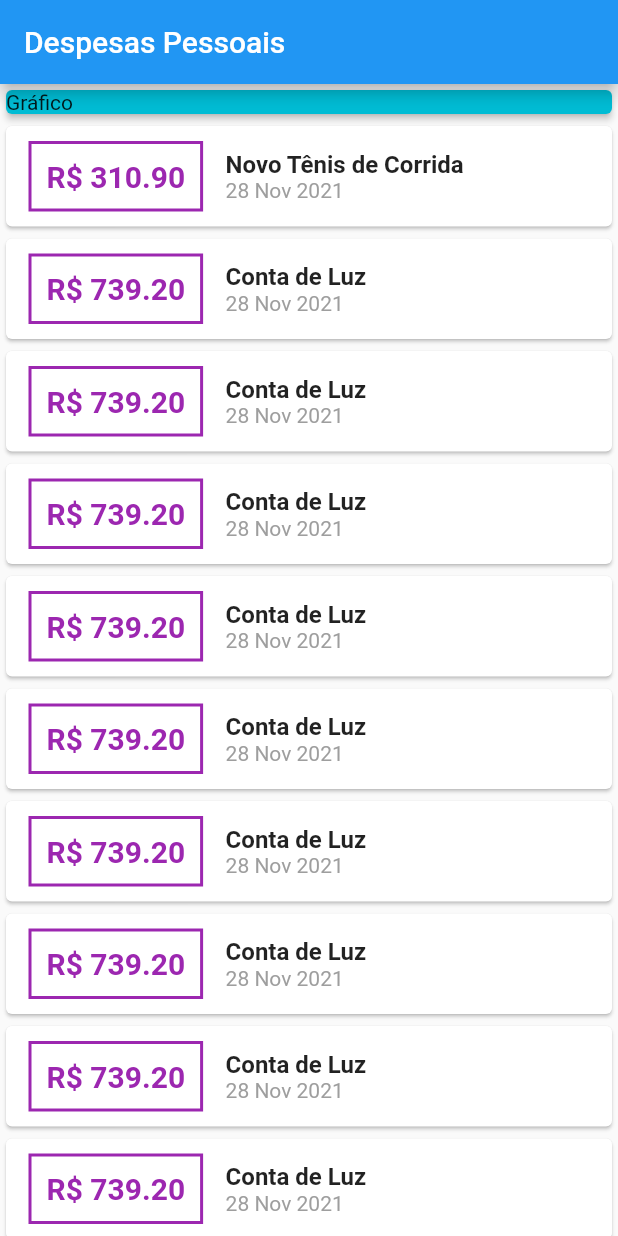
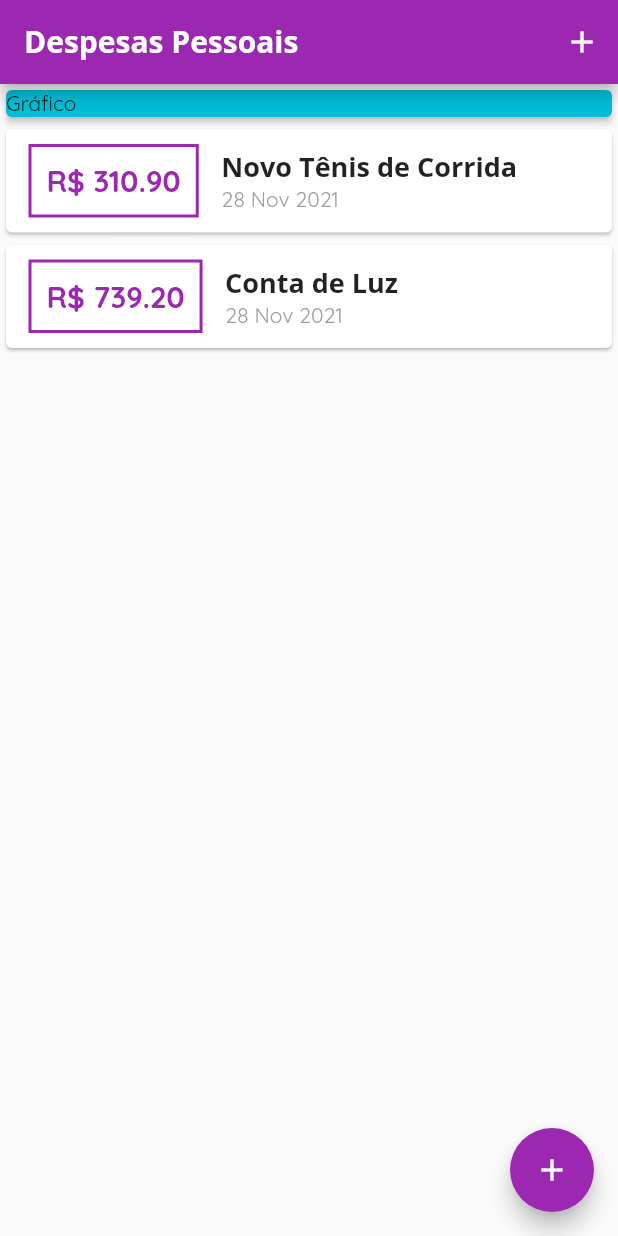
Before and after one commit to andcalazans/expenses, a Flutter app: the screen it shows after launch, on a phone screen of 412 x 824 dp. Run offline on Flutter 3.47's test engine with Material 2 defaults, Android fonts, the phone set to English and light mode, and no system bars.

Commit message:
Adds custom font and config themeData

```diff
--- a/lib/components/transaction_form.dart
+++ b/lib/components/transaction_form.dart
@@ -1,9 +1,6 @@
 import 'package:flutter/material.dart';
 
-class TransactionForm extends StatelessWidget {
-  final titleController = TextEditingController();
-  final valueController = TextEditingController();
-
+class TransactionForm extends StatefulWidget {
   final void Function(String, double) onSubmit;
 
   // after remove titleController and valueController need insert const
@@ -11,6 +8,29 @@ class TransactionForm extends StatelessWidget {
     this.onSubmit, {
     Key? key,
   }) : super(key: key);
+
+  @override
+  State<TransactionForm> createState() => _TransactionFormState();
+}
+
+class _TransactionFormState extends State<TransactionForm> {
+  final titleController = TextEditingController();
+
+  final valueController = TextEditingController();
+
+  _submitForm() {
+    final title = titleController.text;
+    final value = double.tryParse(
+          valueController.text.toString(),
+        ) ??
+        0.0;
+
+    if (title.isEmpty || value <= 0) {
+      return;
+    }
+
+    widget.onSubmit(title, value);
+  }
 
   @override
   Widget build(BuildContext context) {
@@ -23,10 +43,15 @@ class TransactionForm extends StatelessWidget {
             TextField(
               controller: titleController,
               decoration: InputDecoration(labelText: 'Título'),
+              onSubmitted: (value) => _submitForm(),
             ),
             TextField(
+              keyboardType: const TextInputType.numberWithOptions(
+                decimal: true,
+              ), // Esse também funciona no iOS
               controller: valueController,
               decoration: InputDecoration(labelText: 'Valor (R\$)'),
+              onSubmitted: (value) => _submitForm(),
             ),
             Row(
               mainAxisAlignment: MainAxisAlignment.end,
@@ -35,15 +60,8 @@ class TransactionForm extends StatelessWidget {
                   style: TextButton.styleFrom(
                     primary: Colors.purple,
                   ),
-                  onPressed: () {
-                    final title = titleController.text;
-                    final value = double.tryParse(
-                          valueController.text.toString(),
-                        ) ??
-                        0.0;
-                    onSubmit(title, value);
-                  },
-                  child: const Text('Nova Transação'),
+                  onPressed: _submitForm,
+                  child: const Text('Adicionar Transação'),
                 ),
               ],
             )
--- a/lib/components/transaction_list.dart
+++ b/lib/components/transaction_list.dart
@@ -14,8 +14,13 @@ class TransactionList extends StatelessWidget {
 
   @override
   Widget build(BuildContext context) {
-    return Column(
-      children: transactions.map((e) {
+    return Container(
+      height: 300,
+      child: ListView.builder(
+        itemCount: transactions.length,
+        itemBuilder: (ctx, index) {
+          final e = transactions[index];
+
           return Card(
             child: Row(
               children: [
@@ -27,15 +32,16 @@ class TransactionList extends StatelessWidget {
                   padding: EdgeInsets.all(10),
                   decoration: BoxDecoration(
                       border: Border.all(
-                  color: Colors.purple,
+                    color: Theme.of(context).primaryColor,
                     width: 2,
                   )),
                   child: Text(
                     'R\$ ${e.value.toStringAsFixed(2)}',
-                  style: const TextStyle(
+                    style: TextStyle(
                       fontWeight: FontWeight.bold,
                       fontSize: 20,
-                      color: Colors.purple),
+                      color: Theme.of(context).primaryColor,
+                    ),
                   ),
                 ),
                 Column(
@@ -43,10 +49,11 @@ class TransactionList extends StatelessWidget {
                   children: [
                     Text(
                       e.title,
-                    style: const TextStyle(
-                      fontSize: 16,
-                      fontWeight: FontWeight.bold,
-                    ),
+                      style: Theme.of(context).textTheme.headline6,
+                      // style: const TextStyle(
+                      //   fontSize: 16,
+                      //   fontWeight: FontWeight.bold,
+                      // ),
                     ),
                     Text(
                       DateFormat('d MMM y').format(e.date),
@@ -59,7 +66,8 @@ class TransactionList extends StatelessWidget {
               ],
             ),
           );
-      }).toList(),
+        },
+      ),
     );
   }
 }
--- a/lib/components/transaction_user.dart
+++ /dev/null
@@ -1,100 +0,0 @@
-import 'dart:math';
-
-import 'package:expenses/components/transaction_form.dart';
-import 'package:expenses/components/transaction_list.dart';
-
-import 'package:expenses/models/transaction.dart';
-
-import 'package:flutter/material.dart';
-
-class TransactionUser extends StatefulWidget {
-  @override
-  _TransactionUserState createState() => _TransactionUserState();
-}
-
-class _TransactionUserState extends State<TransactionUser> {
-  final _transactions = [
-    Transaction(
-      id: 't1',
-      title: 'Novo Tênis de Corrida',
-      value: 310.90,
-      date: DateTime.now(),
-    ),
-    Transaction(
-      id: 't2',
-      title: 'Conta de Luz',
-      value: 739.20,
-      date: DateTime.now(),
-    ),
-    Transaction(
-      id: 't3',
-      title: 'Conta de Luz',
-      value: 739.20,
-      date: DateTime.now(),
-    ),
-    Transaction(
-      id: 't4',
-      title: 'Conta de Luz',
-      value: 739.20,
-      date: DateTime.now(),
-    ),
-    Transaction(
-      id: 't5',
-      title: 'Conta de Luz',
-      value: 739.20,
-      date: DateTime.now(),
-    ),
-    Transaction(
-      id: 't6',
-      title: 'Conta de Luz',
-      value: 739.20,
-      date: DateTime.now(),
-    ),
-    Transaction(
-      id: 't6',
-      title: 'Conta de Luz',
-      value: 739.20,
-      date: DateTime.now(),
-    ),
-    Transaction(
-      id: 't6',
-      title: 'Conta de Luz',
-      value: 739.20,
-      date: DateTime.now(),
-    ),
-    Transaction(
-      id: 't6',
-      title: 'Conta de Luz',
-      value: 739.20,
-      date: DateTime.now(),
-    ),
-    Transaction(
-      id: 't6',
-      title: 'Conta de Luz',
-      value: 739.20,
-      date: DateTime.now(),
-    )
-  ];
-
-  _addTransaction(String title, double value) {
-    final newTransaction = Transaction(
-        id: Random().nextDouble().toString(),
-        title: title,
-        value: value,
-        date: DateTime.now());
-
-    setState(() {
-      _transactions.add(newTransaction);
-    });
-  }
-
-  @override
-  Widget build(BuildContext context) {
-    return Column(
-      children: [
-        TransactionList(transactions: _transactions),
-        TransactionForm(_addTransaction),
-      ],
-    );
-  }
-}
--- a/lib/main.dart
+++ b/lib/main.dart
@@ -1,8 +1,13 @@
 import 'dart:math';
 
-import 'package:expenses/components/transaction_user.dart';
+import 'package:expenses/components/transaction_form.dart';
+// import 'package:expenses/components/transaction_user.dart';
+
 import 'package:expenses/models/transaction.dart';
+
 import 'package:flutter/material.dart';
+
+import 'components/transaction_list.dart';
 
 main() => runApp(ExpensesApp());
 
@@ -11,19 +16,140 @@ class ExpensesApp extends StatelessWidget {
 
   @override
   Widget build(BuildContext context) {
-    return MaterialApp(home: MyHomePage());
+    return MaterialApp(
+      home: MyHomePage(),
+      theme: ThemeData(
+        primarySwatch: Colors.purple,
+        fontFamily: 'Quicksand',
+        appBarTheme: const AppBarTheme(
+          titleTextStyle: TextStyle(
+            fontFamily: 'OpenSans',
+            fontSize: 20,
+            fontWeight: FontWeight.bold,
+          ),
+        ),
+        textTheme: const TextTheme(
+          headline6: TextStyle(
+            fontFamily: 'OpenSans',
+            fontWeight: FontWeight.bold,
+            fontSize: 18,
+          ),
+        ),
+      ),
+    );
   }
 }
 
-class MyHomePage extends StatelessWidget {
+class MyHomePage extends StatefulWidget {
+  @override
+  State<MyHomePage> createState() => _MyHomePageState();
+}
+
+class _MyHomePageState extends State<MyHomePage> {
+  final _transactions = [
+    Transaction(
+      id: 't1',
+      title: 'Novo Tênis de Corrida',
+      value: 310.90,
+      date: DateTime.now(),
+    ),
+    Transaction(
+      id: 't2',
+      title: 'Conta de Luz',
+      value: 739.20,
+      date: DateTime.now(),
+    ),
+    // Transaction(
+    //   id: 't3',
+    //   title: 'Conta de Luz',
+    //   value: 739.20,
+    //   date: DateTime.now(),
+    // ),
+    // Transaction(
+    //   id: 't4',
+    //   title: 'Conta de Luz',
+    //   value: 739.20,
+    //   date: DateTime.now(),
+    // ),
+    // Transaction(
+    //   id: 't5',
+    //   title: 'Conta de Luz',
+    //   value: 739.20,
+    //   date: DateTime.now(),
+    // ),
+    // Transaction(
+    //   id: 't6',
+    //   title: 'Conta de Luz',
+    //   value: 739.20,
+    //   date: DateTime.now(),
+    // ),
+    // Transaction(
+    //   id: 't6',
+    //   title: 'Conta de Luz',
+    //   value: 739.20,
+    //   date: DateTime.now(),
+    // ),
+    // Transaction(
+    //   id: 't6',
+    //   title: 'Conta de Luz',
+    //   value: 739.20,
+    //   date: DateTime.now(),
+    // ),
+    // Transaction(
+    //   id: 't6',
+    //   title: 'Conta de Luz',
+    //   value: 739.20,
+    //   date: DateTime.now(),
+    // ),
+    // Transaction(
+    //   id: 't6',
+    //   title: 'Conta de Luz',
+    //   value: 739.20,
+    //   date: DateTime.now(),
+    // )
+  ];
+
+  _addTransaction(String title, double value) {
+    final newTransaction = Transaction(
+        id: Random().nextDouble().toString(),
+        title: title,
+        value: value,
+        date: DateTime.now());
+
+    setState(() {
+      _transactions.add(newTransaction);
+    });
+
+    // Remove a coisa que está mais na frente da tela (com maior índice: zindex)
+    Navigator.of(context).pop();
+  }
+
+  _openTransactionFormModal(BuildContext context) {
+    showModalBottomSheet(
+      context: context,
+      builder: (_) {
+        return TransactionForm(_addTransaction);
+      },
+    );
+  }
+
   @override
   Widget build(BuildContext context) {
     return Scaffold(
       appBar: AppBar(
-        title: Text('Despesas Pessoais'),
+        title: const Text('Despesas Pessoais',
+            style: TextStyle(
+                // fontFamily: 'OpenSans',
+                // fontWeight: FontWeight.w700,
+                )),
+        actions: [
+          IconButton(
+            onPressed: () => _openTransactionFormModal(context),
+            icon: const Icon(Icons.add),
+          )
+        ],
       ),
-      body: SingleChildScrollView(
-        child: Column(
+      body: Column(
         // mainAxisAlignment: MainAxisAlignment.spaceAround,
         crossAxisAlignment: CrossAxisAlignment.stretch,
         children: [
@@ -35,9 +161,13 @@ class MyHomePage extends StatelessWidget {
               elevation: 2,
             ),
           ),
-            TransactionUser(),
+          TransactionList(transactions: _transactions),
+          // TransactionUser(),
         ],
       ),
+      floatingActionButton: FloatingActionButton(
+        child: const Icon(Icons.add),
+        onPressed: () => _openTransactionFormModal(context),
       ),
     );
   }
```
Also changed, not shown: pubspec.yaml (+16 -0 lines), assets/fonts/OpenSans-Bold.ttf (added), assets/fonts/OpenSans-Regular.ttf (added), assets/fonts/Quicksand-Bold.ttf (added), assets/fonts/Quicksand-Light.ttf (added), assets/fonts/Quicksand-Medium.ttf (added), assets/fonts/Quicksand-Regular.ttf (added). Lines whose indentation alone changed are shown as unchanged.
